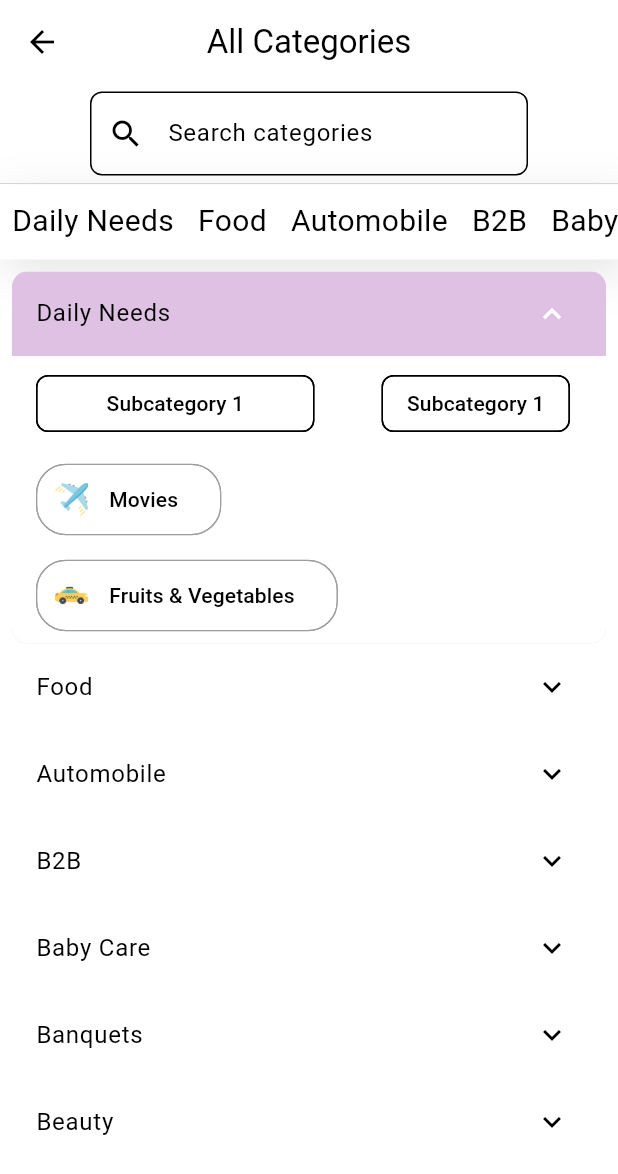
After one commit to agil-mathews/justdial_clone, a Flutter app: the CategoryPagee screen opened directly, after a tap on "Daily Needs", on a phone screen of 412 x 824 dp. The commit adds this screen. Shown: the top 1174 px of the screen. Run offline on Flutter 3.47's test engine with Material 3 defaults, Android fonts, the phone set to English and light mode, and no system bars; our stand-ins replace animate_do.

Commit message:
12-08-2024

```diff
--- /dev/null
+++ b/lib/common/chip.dart
@@ -0,0 +1,38 @@
+import 'package:flutter/material.dart';
+
+class CustomChip extends StatelessWidget {
+  final String text;
+  final String imageUrl;
+
+  const CustomChip({
+    super.key,
+    required this.text,
+    required this.imageUrl,
+  });
+
+  @override
+  Widget build(BuildContext context) {
+    return Chip(
+      avatar: Container(
+        width: 22,
+        height: 22,
+        decoration: BoxDecoration(
+          image: DecorationImage(image: AssetImage(imageUrl),
+          fit: BoxFit.cover
+          ),
+          shape: BoxShape.rectangle,
+        ),
+      ),
+      label: Text(text),
+      labelPadding: EdgeInsets.only(left: 10,right: 20,top: 5,bottom: 5),
+      backgroundColor: Colors.white,
+      shape: RoundedRectangleBorder(
+        borderRadius: BorderRadius.circular(20.0),
+        side: BorderSide(
+          width: 0.8,
+          color: Colors.grey
+        ) // Circular border radius
+      ),
+    );
+  }
+}
--- a/lib/main.dart
+++ b/lib/main.dart
@@ -1,4 +1,6 @@
 import 'package:flutter/material.dart';
+import 'package:test_project/screens/categories.dart';
+import 'package:test_project/screens/categoriess.dart';
 import 'package:test_project/screens/home.dart';
 import 'package:test_project/screens/login.dart';
 import 'package:test_project/screens/signup.dart';
@@ -38,6 +40,7 @@ class MyApp extends StatelessWidget {
         '/home':(context) => const HomePage(),
         '/login':(context) => const LoginScreen(),
         '/signup':(context) => const SignupScreen(),
+        '/categories':(context) =>  CategoryPage(),
       },
       // home: const SplashScreen(),
     );
--- /dev/null
+++ b/lib/screens/categories.dart
@@ -0,0 +1,157 @@
+import 'package:flutter/material.dart';
+import 'package:test_project/common/chip.dart';
+
+class CategoryPagee extends StatefulWidget {
+  @override
+  State<CategoryPagee> createState() => _CategoryPageState();
+}
+
+class _CategoryPageState extends State<CategoryPagee> {
+  Set<int> expandedTiles = Set(); // Track expanded tiles by index
+
+  @override
+  Widget build(BuildContext context) {
+    return Scaffold(
+      appBar: AppBar(
+        title: const Text('All Categories'),
+        centerTitle: true,
+      ),
+      body: Column(
+        children: [
+          // Search bar
+          Padding(
+            padding: const EdgeInsets.symmetric(horizontal: 60.0,vertical: 5.0),
+            child: TextField(
+              decoration: InputDecoration(
+                hintText: 'Search categories',
+                prefixIcon: const Icon(Icons.search),
+                border: OutlineInputBorder(
+                  borderRadius: BorderRadius.circular(8.0),
+                ),
+              ),
+            ),
+          ),
+           const Divider(
+            height: 1, // Set height to 1 to minimize space taken by Divider
+            thickness: 0.1, // Set thickness to ensure the line is visible
+          ),
+
+          // Horizontal list of categories
+          Container(
+
+            decoration: BoxDecoration(
+              color: Colors.white,
+              boxShadow: [
+                BoxShadow(
+        color: Colors.black.withOpacity(0.1), // Shadow color with opacity
+        spreadRadius: 1, // Spread radius
+        blurRadius: 25, // Blur radius
+        offset: const Offset(5, 8), // Offset from the widget
+      ),
+              ]
+            ),
+            // color: Colors.blue,
+            height: 50.0, // Adjust height as needed
+            child: ListView.builder(
+              scrollDirection: Axis.horizontal,
+              itemCount: categories.length,
+              itemBuilder: (context, index) {
+                return Padding(
+                  padding: const EdgeInsets.symmetric(horizontal: 8.0,vertical: 10.0),
+                  child: Text(categories[index],style: const TextStyle(fontSize: 20),),
+                );
+              },
+            ),
+          ),
+
+          // Accordion for each category
+          Expanded(
+            child: Padding(
+              padding: const EdgeInsets.all(8.0),
+              child: ListView.builder(
+                itemCount: categories.length,
+                itemBuilder: (context, index) {
+                  return ClipRRect(
+                    borderRadius: BorderRadius.circular(10),
+
+                    child: ExpansionTile(
+                      onExpansionChanged: (bool expanded) {
+                        setState(() {
+                          if (expanded) {
+                            expandedTiles.add(index);
+                          } else {
+                            expandedTiles.remove(index);
+                          }
+                        });
+                      },
+                      collapsedBackgroundColor: expandedTiles.contains(index) ? const Color.fromARGB(255, 223, 193, 228)  : Colors.white,
+                      backgroundColor: expandedTiles.contains(index) ? const Color.fromARGB(255, 223, 193, 228) : Colors.white,
+                      // collapsedBackgroundColor: const Color.fromARGB(255, 233, 233, 233),
+                      // backgroundColor: Colors.blue,
+                      title: Text(categories[index]),
+                      //   collapsedShape: RoundedRectangleBorder(
+                      //   borderRadius: BorderRadius.circular(0), // No border
+                      //   side: BorderSide.none, // No side border
+                      // ),
+                      shape: const RoundedRectangleBorder(
+
+                        // borderRadius: BorderRadius.circular(0), // No border
+                        side: BorderSide.none, // No side border
+                      ),
+                      children: [
+                       Container(
+                          color: Colors.white, // Ensure the ListTile background is white
+                          child: const Column(
+                            children: [
+                              ListTile(title: Row(
+                                children: [
+                                  Chip(
+                                    label: Padding(
+                                      padding: EdgeInsets.symmetric(horizontal: 30),
+                                      child: const Text('Subcategory 1'),
+                                    )),
+                                    Spacer(),
+                                     Chip(
+                                    label: const Text('Subcategory 1')),
+                                ],
+                              )
+                              ),
+                              ListTile(title: Row(
+                                children: [
+                                 CustomChip(text: 'Movies', imageUrl: 'assets/images/airplane.png')
+                                ],
+                              )
+                              ),
+                                ListTile(title: Row(
+                                children: [
+                                 CustomChip(text: 'Fruits & Vegetables', imageUrl: 'assets/images/taxi.png')
+                                ],
+                              )
+                              ),
+
+
+                            ],
+                          ),
+                        ),
+                      ],
+                    ),
+                  );
+                },
+              ),
+            ),
+          ),
+        ],
+      ),
+    );
+  }
+
+  final List<String> categories = [
+    'Daily Needs',
+    'Food',
+    'Automobile',
+    'B2B',
+    'Baby Care',
+    'Banquets',
+    'Beauty',
+  ];
+}
--- a/lib/screens/login.dart
+++ b/lib/screens/login.dart
@@ -11,6 +11,7 @@ class LoginScreen extends StatefulWidget {
 
 class _LoginScreenState extends State<LoginScreen> {
   bool _obscureText = true;
+
 
   @override
   Widget build(BuildContext context) {
@@ -122,7 +123,8 @@ class _LoginScreenState extends State<LoginScreen> {
       	                Container(
       	                  padding: const EdgeInsets.all(8.0),
       	                  child: TextField(
-                              obscureText: _obscureText,      	                    decoration: InputDecoration(
+                              obscureText: _obscureText,
+                              decoration: InputDecoration(
       	                      border: InputBorder.none,
       	                      hintText: "Password",
       	                      hintStyle: TextStyle(color: Colors.grey[700]),
```
Also changed, not shown: lib/screens/categoriess.dart (added, +103 -0 lines), lib/screens/home.dart (+11 -6 lines), lib/test.dart (+125 -0 lines).
